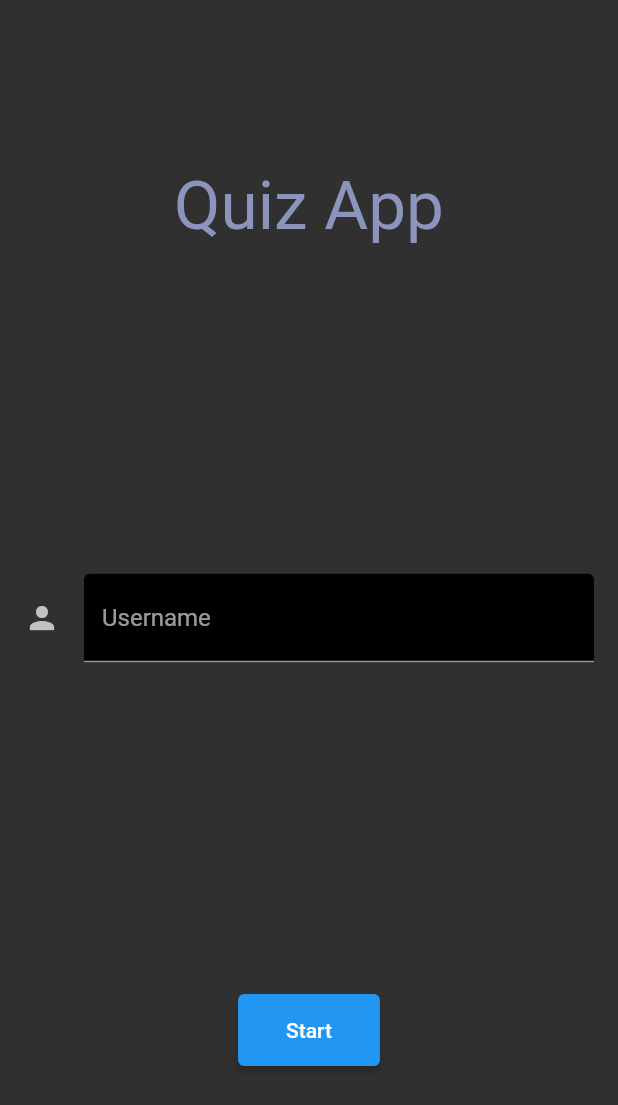
After one commit to iamageo/flutter_samples, a Flutter app: the screen it shows after launch, on a phone screen of 412 x 824 dp. The commit adds this screen. Shown: the top 1105 px of the screen. Run offline on Flutter 3.47's test engine with Material 2 defaults, Android fonts, the light colour scheme and no system bars; our stand-ins replace dotted_border, flutter_local_notifications, get, sqflite; missing offline and left inert: http_interceptor; accounts and stored records are empty; network calls fail.

Commit message:
implement welcome screen

```diff
--- a/quizz/lib/controller/question_controller.dart
+++ b/quizz/lib/controller/question_controller.dart
@@ -12,6 +12,7 @@ class QuestionController extends GetxController
     with SingleGetTickerProviderMixin {
   late AnimationController _animationController;
   late Animation _animation;
+
   var isLoading = true.obs;
 
   Animation get animation => _animation;
@@ -49,6 +50,13 @@ class QuestionController extends GetxController
   int get numOfCorrectAns => _numOfCorrectAns;
 
   get results => null;
+
+  late String _username;
+  String get username => _username;
+
+  set username(String value) {
+    _username = value;
+  }
 
   @override
   void onInit() {
--- a/quizz/lib/main.dart
+++ b/quizz/lib/main.dart
@@ -1,6 +1,7 @@
 import 'package:flutter/material.dart';
 import 'package:get/get.dart';
 import 'package:quizz/screens/quiz/quiz_screen.dart';
+import 'package:quizz/screens/welcome/welcome.dart';
 
 void main() => runApp(MyApp());
 
@@ -8,7 +9,7 @@ class MyApp extends StatelessWidget {
   @override
   Widget build(BuildContext context) {
     return GetMaterialApp(
-      home: const QuizScreen(),
+      home: Welcome(),
       debugShowCheckedModeBanner: false,
       theme: ThemeData.dark(),
     );
--- a/quizz/lib/network/webapi.dart
+++ b/quizz/lib/network/webapi.dart
@@ -1,8 +1,7 @@
 import 'dart:convert';
-
-import 'package:http/http.dart';
-import 'package:http_interceptor/http_client_with_interceptor.dart';
-import 'package:http_interceptor/interceptor_contract.dart';
+import 'dart:convert' as convert;
+import 'package:http/http.dart' as http;
+import 'package:http_interceptor/http/interceptor_contract.dart';
 import 'package:http_interceptor/models/request_data.dart';
 import 'package:http_interceptor/models/response_data.dart';
 import 'package:quizz/network/result.dart';
@@ -13,9 +12,14 @@ class RemoteServices {
   Future<List<QuestionItem>> fetchQuestions(int questionsNumber) async {
     late Quiz quiz;
 
-    final Client client =
-        HttpClientWithInterceptor.build(interceptors: [LoggingInterceptor()]);
-    var res = await client.get("https://opentdb.com/api.php?amount=$questionsNumber");
+    var url = Uri.http("www.opentdb.com", "/api.php?amount=$questionsNumber");
+
+    var res = await http.get(url,
+      headers: {
+        'content-Type': 'application/json',
+        'charset': 'utf-8'
+      },
+    );
     if (res.statusCode == 200) {
       var decRes = jsonDecode(res.body);
       quiz = Quiz.fromJson(decRes);
--- a/quizz/lib/screens/quiz/question_card.dart
+++ b/quizz/lib/screens/quiz/question_card.dart
@@ -24,6 +24,7 @@ class QuestionCard extends StatelessWidget {
         color: Colors.white,
         borderRadius: BorderRadius.circular(25),
       ),
+      child: SingleChildScrollView(
         child: Column(
           children: [
             Text(
@@ -43,6 +44,7 @@ class QuestionCard extends StatelessWidget {
             ),
           ],
         ),
+      ),
     );
   }
 }
--- a/quizz/lib/screens/score/score.dart
+++ b/quizz/lib/screens/score/score.dart
@@ -2,6 +2,7 @@ import 'package:flutter/material.dart';
 import 'package:get/get.dart';
 import 'package:get/get_core/src/get_main.dart';
 import 'package:quizz/screens/quiz/quiz_screen.dart';
+import 'package:quizz/screens/welcome/welcome.dart';
 
 import '../../constants.dart';
 import '../../controller/question_controller.dart';
@@ -19,7 +20,7 @@ class ScoreScreen extends StatelessWidget {
                 Expanded(
                   child: Center(
                     child: Text(
-                      "Score",
+                      "Parabéns .${_qnController.username}",
                       style: Theme.of(context)
                           .textTheme
                           .headline3
@@ -42,7 +43,7 @@ class ScoreScreen extends StatelessWidget {
                 Expanded(
                   child: Center(
                     child: ElevatedButton(onPressed: () {
-                      Get.to(() => const QuizScreen());
+                      Get.to(() => Welcome());
                       Get.deleteAll();
                     },
                         child: Container(
--- /dev/null
+++ b/quizz/lib/screens/welcome/welcome.dart
@@ -0,0 +1,67 @@
+import 'package:flutter/material.dart';
+import 'package:get/get.dart';
+import 'package:get/get_core/src/get_main.dart';
+import 'package:quizz/screens/quiz/quiz_screen.dart';
+
+import '../../constants.dart';
+import '../../controller/question_controller.dart';
+
+class Welcome extends StatelessWidget {
+
+  QuestionController _qnController = Get.put(QuestionController());
+
+  @override
+  Widget build(BuildContext context) {
+    return Scaffold(
+        body: Center(
+      child: Column(
+        children: [
+          Expanded(
+            child: Center(
+              child: Text(
+                "Quiz App",
+                style: Theme.of(context)
+                    .textTheme
+                    .headline3
+                    ?.copyWith(color: kSecondaryColor),
+              ),
+            ),
+          ),
+          Expanded(
+            child: Center(
+              child: Container(
+                padding: const EdgeInsets.symmetric(vertical: 8, horizontal: 16),
+                child: TextFormField(
+                      restorationId: 'name_field',
+                      textInputAction: TextInputAction.next,
+                      textCapitalization: TextCapitalization.words,
+                      decoration: const InputDecoration(
+                        filled: true,
+                        fillColor: Colors.black,
+                        icon: Icon(Icons.person),
+                        hintText: "type..",
+                        labelText: "Username",
+                      ),
+                      onSaved: (value) {
+                        _qnController.username = value!;
+                      },
+                    ),
+              )
+            ),
+          ),
+          Expanded(
+            child: Center(
+              child: ElevatedButton(
+                  onPressed: () {
+                    Get.to(() => const QuizScreen());
+                  },
+                  child: Container(
+                      padding: const EdgeInsets.all(16),
+                      child: const Text("Start"))),
+            ),
+          ),
+        ],
+      ),
+    ));
+  }
+}
```
Also changed, not shown: quizz/pubspec.lock. Lines whose indentation alone changed are shown as unchanged.
